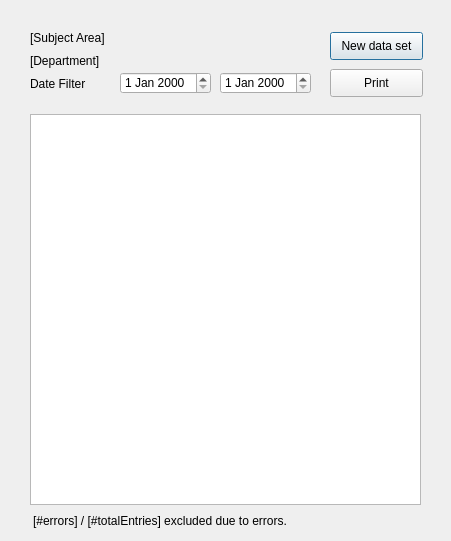
Old version of the form src/ui/DashboardWindow.ui in the repository Myu84/CSS.
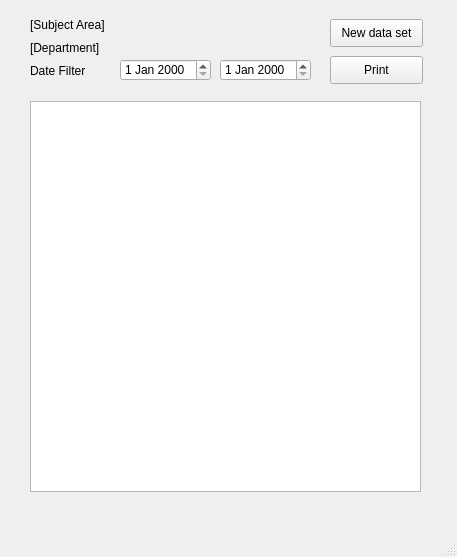
New version of the form.

```diff
--- a/src/ui/DashboardWindow.ui
+++ b/src/ui/DashboardWindow.ui
@@ -1,36 +1,24 @@
 <?xml version="1.0" encoding="UTF-8"?>
 <ui version="4.0">
- <class>DashboardWindow</class>
- <widget class="QDialog" name="DashboardWindow">
+ <class>MainWindow</class>
+ <widget class="QMainWindow" name="MainWindow">
   <property name="geometry">
    <rect>
     <x>0</x>
     <y>0</y>
-    <width>451</width>
-    <height>541</height>
+    <width>457</width>
+    <height>557</height>
    </rect>
   </property>
   <property name="windowTitle">
    <string>Dialog</string>
   </property>
-  <widget class="QPushButton" name="pushButton">
-   <property name="geometry">
-    <rect>
-     <x>330</x>
-     <y>32</y>
-     <width>93</width>
-     <height>28</height>
-    </rect>
-   </property>
-   <property name="text">
-    <string>New data set</string>
-   </property>
-  </widget>
+  <widget class="QWidget" name="centralwidget">
   <widget class="QPushButton" name="pushButton_2">
    <property name="geometry">
     <rect>
      <x>330</x>
-     <y>69</y>
+      <y>56</y>
      <width>93</width>
      <height>28</height>
     </rect>
@@ -39,50 +27,11 @@
     <string>Print</string>
    </property>
   </widget>
-  <widget class="QLabel" name="label">
-   <property name="geometry">
-    <rect>
-     <x>30</x>
-     <y>30</y>
-     <width>101</width>
-     <height>16</height>
-    </rect>
-   </property>
-   <property name="text">
-    <string>[Subject Area]</string>
-   </property>
-  </widget>
-  <widget class="QLabel" name="label_2">
-   <property name="geometry">
-    <rect>
-     <x>30</x>
-     <y>53</y>
-     <width>81</width>
-     <height>16</height>
-    </rect>
-   </property>
-   <property name="text">
-    <string>[Department]</string>
-   </property>
-  </widget>
-  <widget class="QLabel" name="label_3">
-   <property name="geometry">
-    <rect>
-     <x>30</x>
-     <y>76</y>
-     <width>71</width>
-     <height>16</height>
-    </rect>
-   </property>
-   <property name="text">
-    <string>Date Filter</string>
-   </property>
-  </widget>
   <widget class="QDateEdit" name="dateEdit">
    <property name="geometry">
     <rect>
      <x>120</x>
-     <y>72</y>
+      <y>59</y>
      <width>91</width>
      <height>22</height>
     </rect>
@@ -92,35 +41,86 @@
    <property name="geometry">
     <rect>
      <x>220</x>
-     <y>72</y>
+      <y>59</y>
      <width>91</width>
      <height>22</height>
     </rect>
    </property>
   </widget>
+   <widget class="QPushButton" name="pushButton">
+    <property name="geometry">
+     <rect>
+      <x>330</x>
+      <y>19</y>
+      <width>93</width>
+      <height>28</height>
+     </rect>
+    </property>
+    <property name="text">
+     <string>New data set</string>
+    </property>
+   </widget>
+   <widget class="QLabel" name="label_3">
+    <property name="geometry">
+     <rect>
+      <x>30</x>
+      <y>63</y>
+      <width>71</width>
+      <height>16</height>
+     </rect>
+    </property>
+    <property name="text">
+     <string>Date Filter</string>
+    </property>
+   </widget>
   <widget class="QTreeView" name="treeView">
    <property name="geometry">
     <rect>
      <x>30</x>
-     <y>114</y>
+      <y>101</y>
      <width>391</width>
      <height>391</height>
     </rect>
    </property>
   </widget>
-  <widget class="QLabel" name="label_4">
+   <widget class="QLabel" name="label">
    <property name="geometry">
     <rect>
-     <x>33</x>
-     <y>513</y>
-     <width>371</width>
+      <x>30</x>
+      <y>17</y>
+      <width>101</width>
      <height>16</height>
     </rect>
    </property>
    <property name="text">
-    <string>[#errors] / [#totalEntries] excluded due to errors.</string>
-   </property>
-  </widget>
+     <string>[Subject Area]</string>
+    </property>
+   </widget>
+   <widget class="QLabel" name="label_2">
+    <property name="geometry">
+     <rect>
+      <x>30</x>
+      <y>40</y>
+      <width>81</width>
+      <height>16</height>
+     </rect>
+    </property>
+    <property name="text">
+     <string>[Department]</string>
+    </property>
+   </widget>
+  </widget>
+  <widget class="QMenuBar" name="menubar">
+   <property name="geometry">
+    <rect>
+     <x>0</x>
+     <y>0</y>
+     <width>457</width>
+     <height>21</height>
+    </rect>
+   </property>
+  </widget>
+  <widget class="QStatusBar" name="statusbar"/>
  </widget>
  <resources/>
  <connections/>
```
Left out of the diff: 2 changed lines with no effect on the pictures. Lines whose indentation alone changed are shown as unchanged.
